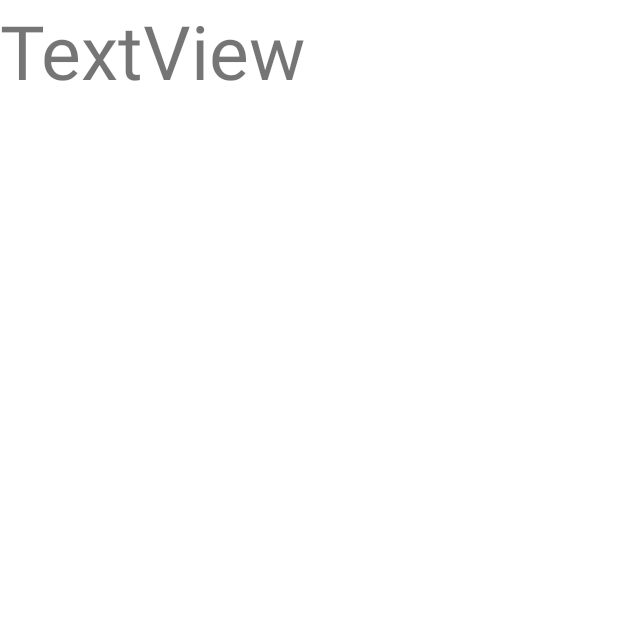
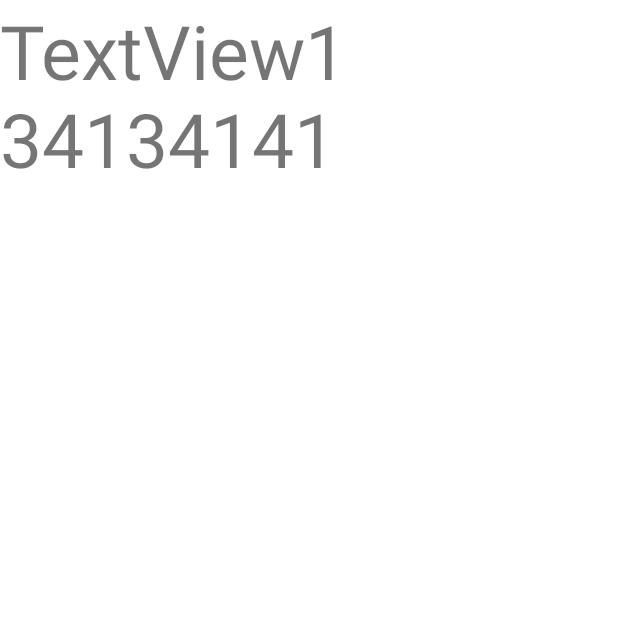
Before and after one commit to Park-minseo/test, an Android app: the screen it shows after launch (MainActivity), on a phone screen of 412 x 824 dp, the top half of it. Run offline under Robolectric (Android 15) with nearby library versions, the phone set to English and light mode, and no system bars; our stand-ins replace navigation-ui; 5 statements that could not run were skipped.

Commit message:
텍스트를 수정했다

```diff
--- a/app/src/main/res/layout/activity_main.xml
+++ b/app/src/main/res/layout/activity_main.xml
@@ -11,5 +11,5 @@
         android:layout_width="233dp"
         android:layout_height="120dp"
         android:textSize="50dp"
-        android:text="TextView" />
+        android:text="TextView1341341413413413143141" />
 </androidx.coordinatorlayout.widget.CoordinatorLayout>
```
